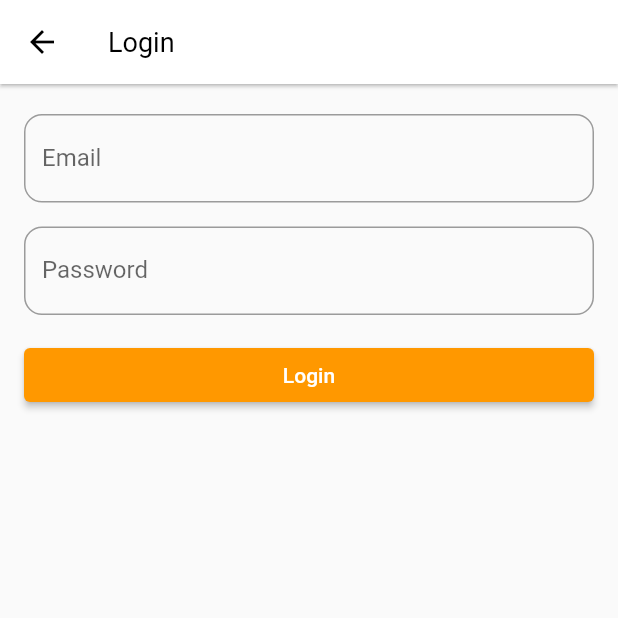
After one commit to Firooz-Smart/HeyChat, a Flutter app: the screen it shows after launch, after a tap on "Register", after a tap on "I already have an account", on a phone screen of 412 x 824 dp, the top half of it. The commit adds this screen. Run offline on Flutter 3.47's test engine with Material 2 defaults, Android fonts, the phone set to English and light mode, and no system bars; our stand-ins replace flutter_dotenv, supabase_flutter; accounts and stored records are empty.

```diff
--- /dev/null
+++ b/lib/views/screens/login_screen.dart
@@ -0,0 +1,102 @@
+import 'package:flutter/cupertino.dart';
+import 'package:flutter/material.dart';
+import 'package:hey_chat/core/constants.dart';
+import 'package:hey_chat/core/helpers.dart';
+import 'package:supabase_flutter/supabase_flutter.dart';
+
+import 'chat_screen.dart';
+
+class LoginScreen extends StatefulWidget {
+  const LoginScreen({super.key});
+
+  static Route<void> route() {
+    return MaterialPageRoute(
+      builder: (context) => const LoginScreen(),
+    );
+  }
+
+  @override
+  State<LoginScreen> createState() => _LoginScreenState();
+}
+
+class _LoginScreenState extends State<LoginScreen> {
+  final _formKey = GlobalKey<FormState>();
+  final _emailController = TextEditingController();
+  final _passwordController = TextEditingController();
+
+  bool loading = false;
+  Future<void> _login() async {
+    setState(() {
+      loading = true;
+    });
+    final valid = _formKey.currentState!.validate();
+    if (!valid) {
+      return;
+    }
+
+    try {
+      final email = _emailController.text;
+      final pass = _passwordController.text;
+
+      final authResponse = await supabase.auth
+          .signInWithPassword(password: pass.trim(), email: email);
+
+      if (authResponse.session != null) {
+        Navigator.pushAndRemoveUntil(
+            context, ChatScreen.route(), (route) => false);
+      }
+    } on AuthException catch (e) {
+      context.showErrorSnackBar(message: e.message);
+    } catch (e) {
+      context.showErrorSnackBar(message: unexpectedErrorMessage);
+    }
+
+    setState(() {
+      loading = false;
+    });
+  }
+
+  @override
+  Widget build(BuildContext context) {
+    return Scaffold(
+      appBar: AppBar(
+        title: const Text('Login'),
+      ),
+      body: Form(
+        key: _formKey,
+        child: ListView(
+          padding: formPadding,
+          children: [
+            TextFormField(
+              controller: _emailController,
+              decoration: InputDecoration(labelText: 'Email'),
+              validator: (value) {
+                if (value == null || value.isEmpty) {
+                  return 'Email is requried';
+                }
+
+                return null;
+              },
+              keyboardType: TextInputType.emailAddress,
+            ),
+            formSpacer,
+            TextFormField(
+              controller: _passwordController,
+              decoration: InputDecoration(labelText: 'Password'),
+              validator: (value) {
+                if (value == null || value.isEmpty) {
+                  return 'Password is required';
+                }
+
+                return null;
+              },
+            ),
+            formSpacer,
+            ElevatedButton(
+                onPressed: loading ? null : _login, child: const Text('Login'))
+          ],
+        ),
+      ),
+    );
+  }
+}
--- a/lib/views/screens/register_screen.dart
+++ b/lib/views/screens/register_screen.dart
@@ -3,22 +3,24 @@ import 'package:flutter/material.dart';
 import 'package:hey_chat/core/constants.dart';
 import 'package:hey_chat/core/helpers.dart';
 import 'package:hey_chat/main.dart';
+import 'package:hey_chat/views/screens/chat_screen.dart';
+import 'package:hey_chat/views/screens/login_screen.dart';
 import 'package:supabase_flutter/supabase_flutter.dart';
 
-class RegisterPage extends StatefulWidget {
-  const RegisterPage({super.key, required this.isRegistering});
+class RegisterScreen extends StatefulWidget {
+  const RegisterScreen({super.key, required this.isRegistering});
 
   static Route<void> route({isRegistering = false}) {
     return MaterialPageRoute(
-        builder: (context) => RegisterPage(isRegistering: isRegistering));
+        builder: (context) => RegisterScreen(isRegistering: isRegistering));
   }
 
   final bool isRegistering;
   @override
-  State<RegisterPage> createState() => _RegisterPageState();
+  State<RegisterScreen> createState() => _RegisterScreenState();
 }
 
-class _RegisterPageState extends State<RegisterPage> {
+class _RegisterScreenState extends State<RegisterScreen> {
   final _formKey = GlobalKey<FormState>();
   bool isLoading = false;
   final _emailController = TextEditingController();
@@ -46,6 +48,8 @@ class _RegisterPageState extends State<RegisterPage> {
         password: pass,
         data: {'username': username},
       );
+      Navigator.pushAndRemoveUntil(
+          context, ChatScreen.route(), (route) => false);
     } on AuthException catch (e) {
       context.showErrorSnackBar(message: e.message);
     } catch (e) {
@@ -125,6 +129,7 @@ class _RegisterPageState extends State<RegisterPage> {
             TextButton(
               onPressed: () {
                 //Goto login
+                Navigator.of(context).push(LoginScreen.route());
               },
               child: const Text('I already have an account'),
             )
--- a/lib/views/screens/splash_screen.dart
+++ b/lib/views/screens/splash_screen.dart
@@ -27,7 +27,9 @@ class _SplashScreenState extends State<SplashScreen> {
     final session = supabase.auth.currentSession;
     if (session == null) {
       //Register page
-      Navigator.push(context, RegisterPage.route());
+      // ignore: use_build_context_synchronously
+      Navigator.of(context)
+          .pushAndRemoveUntil(RegisterScreen.route(), (route) => false);
     } else {
       //Chat page
     }
```
Also changed, not shown: lib/views/screens/chat_screen.dart (added, +82 -0 lines).
